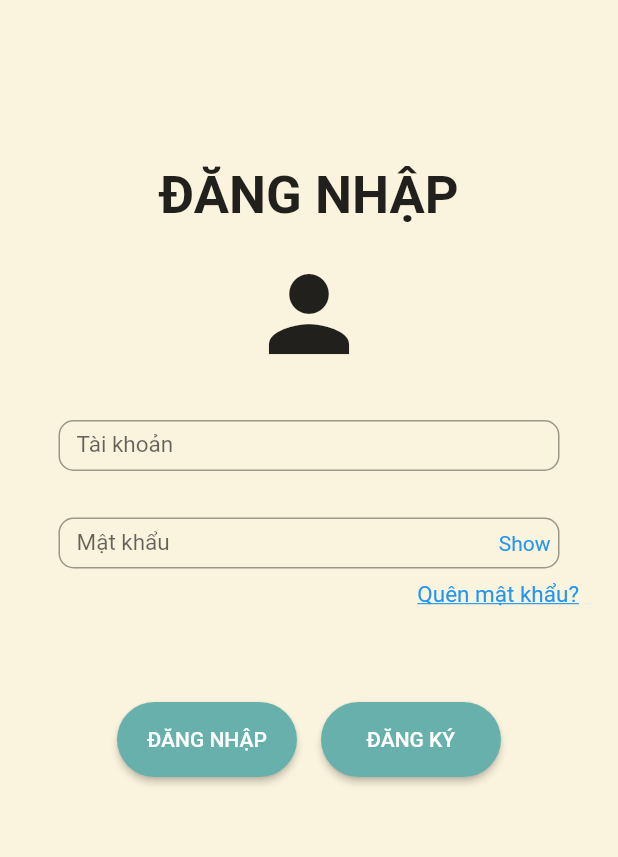
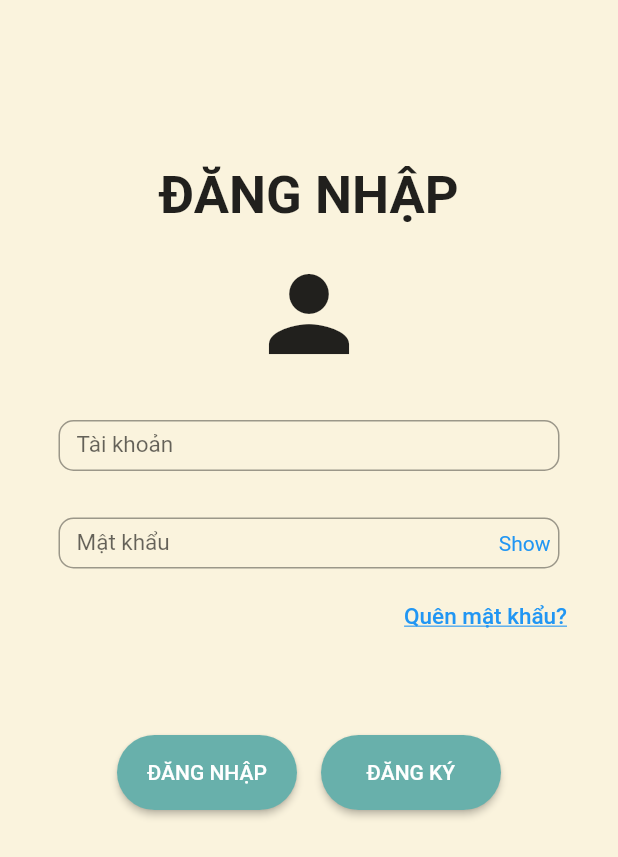
Before and after one commit to huybo1410/giai_do_ech_xanh, a Flutter app: the screen it shows after launch, after a tap on "Đăng Nhập", on a phone screen of 412 x 824 dp. Shown: the top 857 px of the screen. Run offline on Flutter 3.47's test engine with Material 2 defaults, Android fonts, the phone set to English and light mode, and no system bars; our stand-ins replace flutter_spinkit, lottie.

Commit message:
edit_buttonQuenMK

```diff
--- a/lib/view/Login_page.dart
+++ b/lib/view/Login_page.dart
@@ -93,12 +93,20 @@ class _Login_page extends State<Login_page> {
         Row(
           mainAxisAlignment: MainAxisAlignment.end,
           crossAxisAlignment: CrossAxisAlignment.start,
-          children: [ Text('Quên mật khẩu?',
+          children: [
+
+            TextButton(
+              onPressed: () {
+
+              },
+              child: Text('Quên mật khẩu?',
         style: TextStyle(
           color: Colors.blue,
           fontSize: 15,
           decoration: TextDecoration.underline,
         ),),
+        ),
+
         Padding(padding: EdgeInsets.all(13)
         )],
         ),
```
